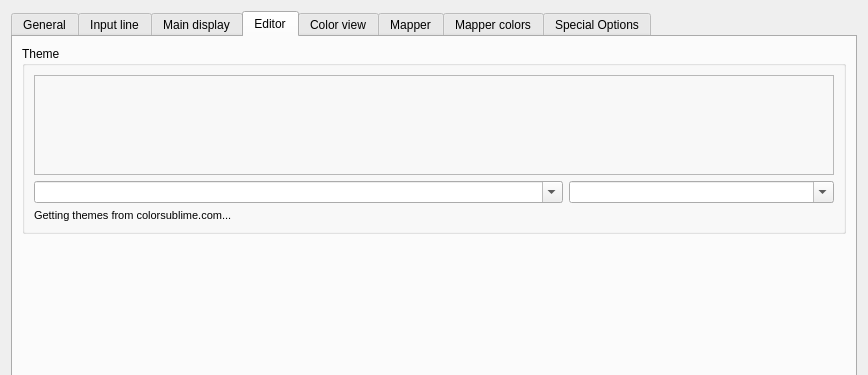
Before: the Qt Designer form src/ui/profile_preferences.ui in Mudlet/Mudlet, drawn with Qt 5; both pictures show x 0 to 868 and y 0 to 375 of the 868 by 743 pixel window.
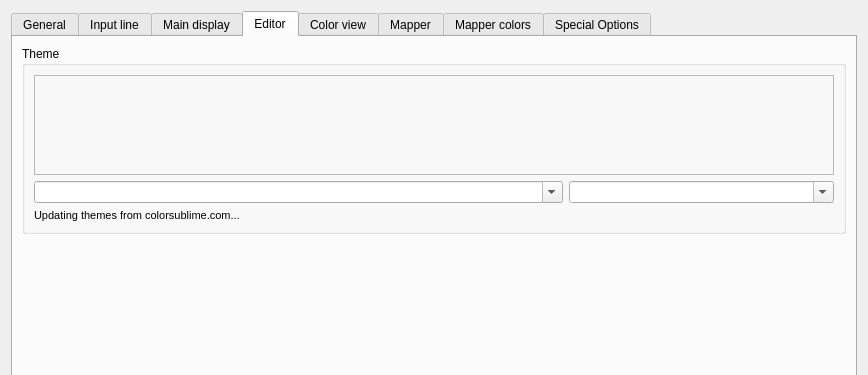
After: the same form once the commit is applied. The open tabs and pages were chosen to show the change. Icons and pictures are not drawn. Custom widgets are drawn as their Qt base class.

What changed in the file:
```diff
--- a/src/ui/profile_preferences.ui
+++ b/src/ui/profile_preferences.ui
@@ -1030,7 +1030,7 @@
              </font>
             </property>
             <property name="text">
-             <string>Getting themes from colorsublime.com...</string>
+             <string>Updating themes from colorsublime.com...</string>
             </property>
            </widget>
           </item>
```
